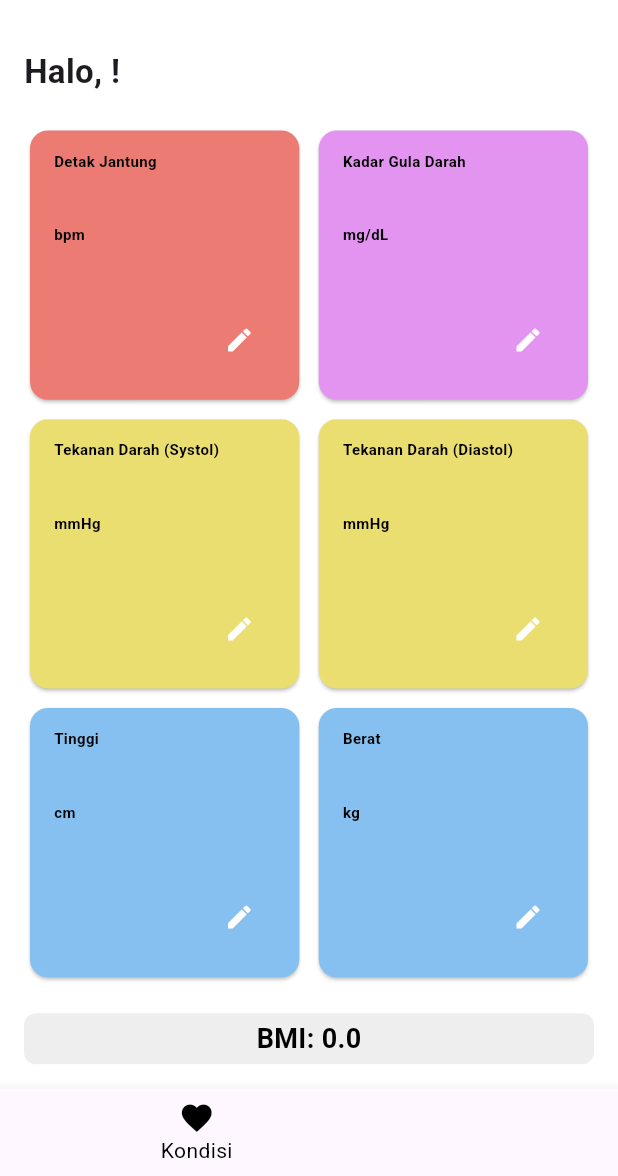
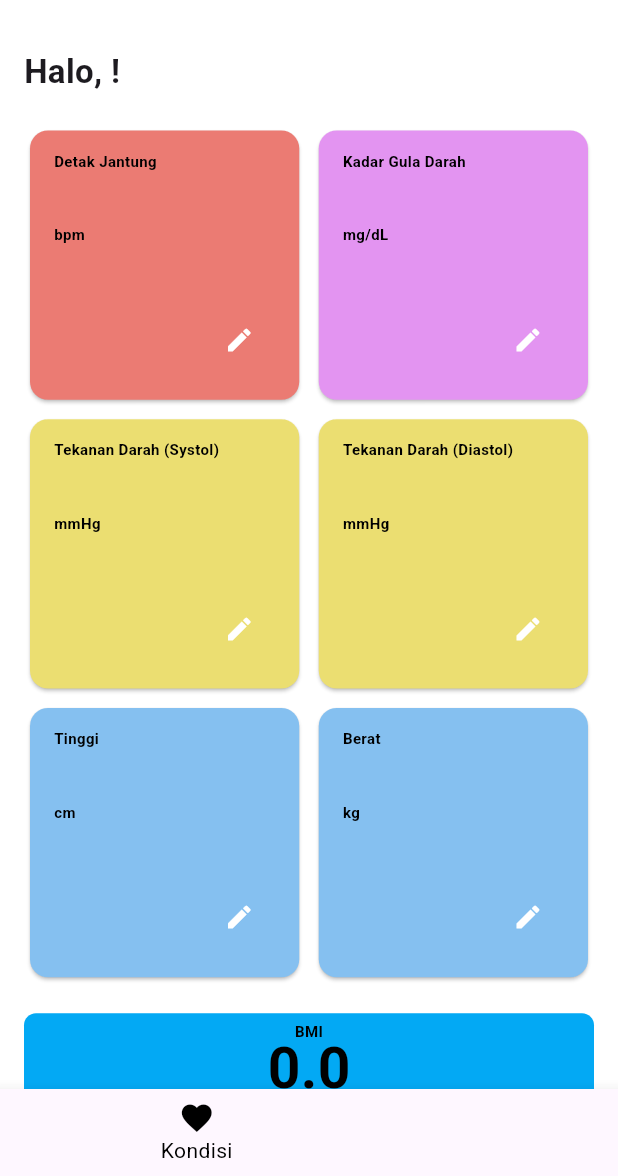
Before and after one commit to Kyoronginus/VitaCure, a Flutter app: the KondisiScreen screen opened by its route, on a phone screen of 412 x 824 dp, the part 60-1236 px from its top. Run offline on Flutter 3.47's test engine with Material 3 defaults, Android fonts, the phone set to English and light mode, and no system bars; our stand-ins replace cloud_firestore, firebase_auth, firebase_core, flutter_dotenv; missing offline and left inert: tflite; accounts and stored records are empty.

Commit message:
Feat : continuous conversation with chatbot, BMI calculator

```diff
--- a/lib/services/chatbot_service.dart
+++ b/lib/services/chatbot_service.dart
@@ -4,7 +4,7 @@ import 'package:flutter_dotenv/flutter_dotenv.dart';
 
 class ChatbotService {
   static Future<String> getChatbotResponse(String message) async {
-    await dotenv.load(); // .env の読み込み
+    await dotenv.load();
 
     final url = Uri.parse(
         "https://api-inference.huggingface.co/models/facebook/blenderbot-400M-distill");
--- /dev/null
+++ b/lib/utils/bmi_utils_functions.dart
@@ -0,0 +1,22 @@
+import 'package:flutter/material.dart';
+
+double calculateBMI(double height, double weight) {
+  if (height > 0) {
+    return weight / ((height / 100) * (height / 100));
+  }
+  return 0;
+}
+
+Color getBMIColor(double bmi) {
+  if (bmi < 18.5) {
+    return Colors.lightBlue;
+  } else if (bmi >= 18.5 && bmi <= 22.9) {
+    return Colors.green;
+  } else if (bmi >= 23 && bmi <= 24.9) {
+    return Colors.yellow;
+  } else if (bmi >= 25 && bmi <= 29.9) {
+    return Colors.orange;
+  } else {
+    return Colors.red;
+  }
+}
--- a/lib/views/features/kondisi/kondisi_screen.dart
+++ b/lib/views/features/kondisi/kondisi_screen.dart
@@ -1,4 +1,5 @@
 import 'package:flutter/material.dart';
+import 'package:flutter_ureekaphase2_kesehatan/views/features/login/login_button.dart';
 import 'package:provider/provider.dart';
 import 'kondisi_controller.dart';
 import '../../../widgets/bottom_nav_bar.dart';
@@ -7,6 +8,8 @@ import '../../../widgets/health_data_card.dart';
 import '../../../widgets/text_styles.dart';
 import '../../../services/model_service.dart';
 import '../../../services/chatbot_service.dart';
+import 'health_status_display.dart';
+import '../../../utils/bmi_utils_functions.dart'; // Import the BMI utils
 
 class KondisiScreen extends StatelessWidget {
   @override
@@ -31,7 +34,7 @@ class KondisiBody extends StatefulWidget {
 
 class _KondisiBodyState extends State<KondisiBody> {
   final TextEditingController _chatController = TextEditingController();
-  String _chatResponse = '';
+  List<Map<String, String>> _chatHistory = [];
 
   @override
   void initState() {
@@ -44,16 +47,27 @@ class _KondisiBodyState extends State<KondisiBody> {
   }
 
   Future<void> _sendMessage() async {
-    final response =
-        await ChatbotService.getChatbotResponse(_chatController.text);
+    final userMessage = _chatController.text;
     setState(() {
-      _chatResponse = response;
+      _chatHistory.add({'sender': 'user', 'message': userMessage});
+      _chatController.clear();
+    });
+
+    final response = await ChatbotService.getChatbotResponse(userMessage);
+    setState(() {
+      _chatHistory.add({'sender': 'bot', 'message': response});
     });
   }
 
   @override
   Widget build(BuildContext context) {
     final controller = Provider.of<KondisiController>(context);
+    double height =
+        double.tryParse(controller.healthData['tinggi']?.toString() ?? "0") ??
+            0;
+    double weight =
+        double.tryParse(controller.healthData['berat']?.toString() ?? "0") ?? 0;
+    double bmi = calculateBMI(height, weight); // Use the calculateBMI function
     return SingleChildScrollView(
       padding: const EdgeInsets.all(16.0),
       child: Column(
@@ -137,58 +151,77 @@ class _KondisiBodyState extends State<KondisiBody> {
           Container(
             padding: EdgeInsets.symmetric(vertical: 8.0, horizontal: 16.0),
             decoration: BoxDecoration(
-              color: Colors.grey[200],
+              color: getBMIColor(bmi), // Use the getBMIColor function
               borderRadius: BorderRadius.circular(8.0),
             ),
             child: Center(
-              child: RobotoText(
-                'BMI: ${controller.calculateBMI().toStringAsFixed(1)}',
-                fontSize: 18,
+              child: Column(
+                children: [
+                  RobotoText('BMI', fontSize: 10, color: Colors.black),
+                  RobotoText(
+                    bmi.toStringAsFixed(1),
+                    fontSize: 38,
                     color: Colors.black,
+                  ),
+                  SizedBox(height: 10),
+                  RobotoText(
+                    bmi < 18.5
+                        ? 'Kurus'
+                        : bmi >= 18.5 && bmi <= 22.9
+                            ? 'Normal'
+                            : bmi >= 23 && bmi <= 24.9
+                                ? 'Agak Gemuk'
+                                : bmi >= 25 && bmi <= 29.9
+                                    ? 'Gemuk'
+                                    : 'Obese',
+                    fontSize: 10,
+                    color: Colors.black,
+                  ),
+                ],
               ),
             ),
           ),
           SizedBox(height: 20),
-          Center(
-            child: ElevatedButton(
-              onPressed: () async {
-                List<double> input = [
-                  double.parse(controller.healthData['Heart Rate'] ?? "0"),
-                  double.parse(
-                      controller.healthData['Systolic Blood Pressure'] ?? "0"),
-                  double.parse(
-                      controller.healthData['Diastolic Blood Pressure'] ?? "0"),
-                  double.parse(controller.calculateBMI().toStringAsFixed(1)),
-                  double.parse(controller.healthData['Glucose'] ?? "0"),
-                ];
-                List<dynamic>? result = await ModelService.runModel(input);
-                if (result != null && result.isNotEmpty) {
-                  ScaffoldMessenger.of(context).showSnackBar(
-                    SnackBar(content: Text('Health Status: ${result[0]}')),
+          ExpansionTile(title: RobotoText('Kondisi Kesehatan Kamu'), children: [
+            HealthStatusDisplay(healthStatus: controller.healthStatus),
+          ]),
+          SizedBox(height: 20),
+          ExpansionTile(title: RobotoText('Ceritakan Ke Chatbot'), children: [
+            Container(
+              height: 200,
+              child: ListView.builder(
+                itemCount: _chatHistory.length,
+                itemBuilder: (context, index) {
+                  final chat = _chatHistory[index];
+                  return Align(
+                    alignment: chat['sender'] == 'user'
+                        ? Alignment.centerRight
+                        : Alignment.centerLeft,
+                    child: Container(
+                      margin: EdgeInsets.symmetric(vertical: 5, horizontal: 10),
+                      padding: EdgeInsets.all(10),
+                      decoration: BoxDecoration(
+                        color: chat['sender'] == 'user'
+                            ? Colors.blue[100]
+                            : Colors.grey[300],
+                        borderRadius: BorderRadius.circular(10),
+                      ),
+                      child: Text(chat['message'] ?? ''),
+                    ),
                   );
-                }
                 },
-              child: Text('Check Health Status'),
               ),
             ),
-          SizedBox(height: 20),
             TextField(
               controller: _chatController,
               decoration: InputDecoration(
-              labelText: 'Ask the chatbot',
+                labelText: 'Tanya ke Chatbot',
                 border: OutlineInputBorder(),
               ),
             ),
             SizedBox(height: 10),
-          ElevatedButton(
-            onPressed: _sendMessage,
-            child: Text('Send'),
-          ),
-          SizedBox(height: 20),
-          Text(
-            _chatResponse,
-            style: TextStyle(fontSize: 16),
-          ),
+            LoginButton(text: 'Kirim', onPressed: _sendMessage)
+          ]),
         ],
       ),
     );
--- /dev/null
+++ b/lib/views/features/kondisi/kondisi_status_calculator.dart
@@ -0,0 +1,79 @@
+import 'package:flutter/material.dart';
+
+class KondisiStatusCalculator {
+  static const Map<String, List<double>> thresholds = {
+    'Heart Rate': [60, 100],
+    'Systolic Blood Pressure': [90, 120],
+    'Diastolic Blood Pressure': [60, 80],
+    'BMI': [18.5, 24.9],
+    'Glucose': [70, 140],
+  };
+
+  static Map<String, dynamic> calculateHealthStatus(
+      Map<String, double> healthData) {
+    double totalScore = 0;
+    int count = 0;
+
+    Map<String, dynamic> statusResults = {};
+
+    healthData.forEach((key, value) {
+      if (thresholds.containsKey(key)) {
+        double min = thresholds[key]![0];
+        double max = thresholds[key]![1];
+        String status;
+
+        if (value < min) {
+          status = "Low";
+        } else if (value > max) {
+          status = "High";
+        } else {
+          status = "Normal";
+        }
+
+        double percentage;
+        if (value < min) {
+          percentage = (value / min).clamp(0.0, 1.0);
+        } else if (value > max) {
+          percentage = (max / value).clamp(0.0, 1.0);
+        } else {
+          percentage = 1.0;
+        }
+
+        statusResults[key] = {
+          'value': value,
+          'percentage': percentage * 100,
+          'status': status,
+          'color': getColor(status),
+        };
+        totalScore += percentage;
+        count++;
+      }
+    });
+
+    double overallHealth = (totalScore / count) * 100;
+    statusResults['Overall Health'] = {
+      'percentage': overallHealth,
+      'color': getColor(overallHealth >= 80
+          ? "Normal"
+          : overallHealth >= 50
+              ? "Warning"
+              : "Critical"),
+    };
+
+    return statusResults;
+  }
+
+  static Color getColor(String status) {
+    switch (status) {
+      case "Normal":
+        return Colors.green;
+      case "Low":
+      case "High":
+        return Colors.orange;
+      case "Critical":
+        return Colors.red;
+      default:
+        return Colors.yellow;
+    }
+  }
+}
```
Also changed, not shown: lib/views/features/kondisi/health_status_display.dart (added, +29 -0 lines), lib/views/features/kondisi/kondisi_controller.dart (+25 -0 lines). Lines whose indentation alone changed are shown as unchanged.
